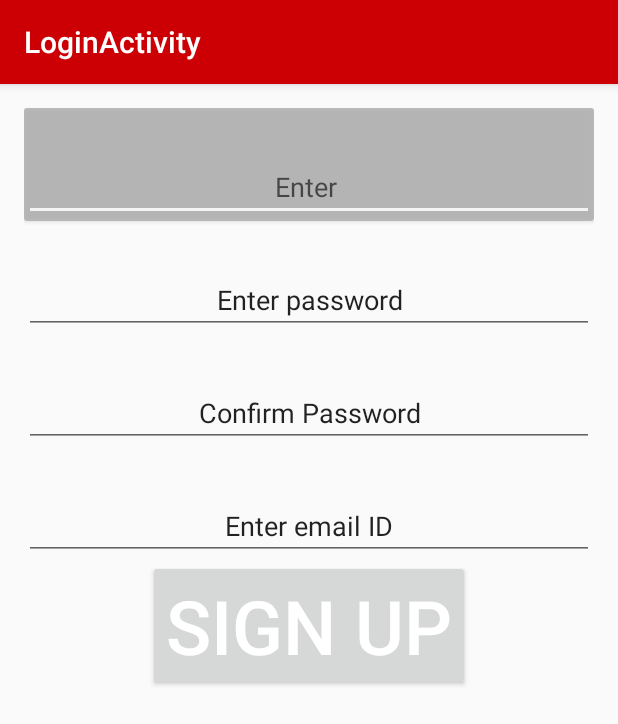
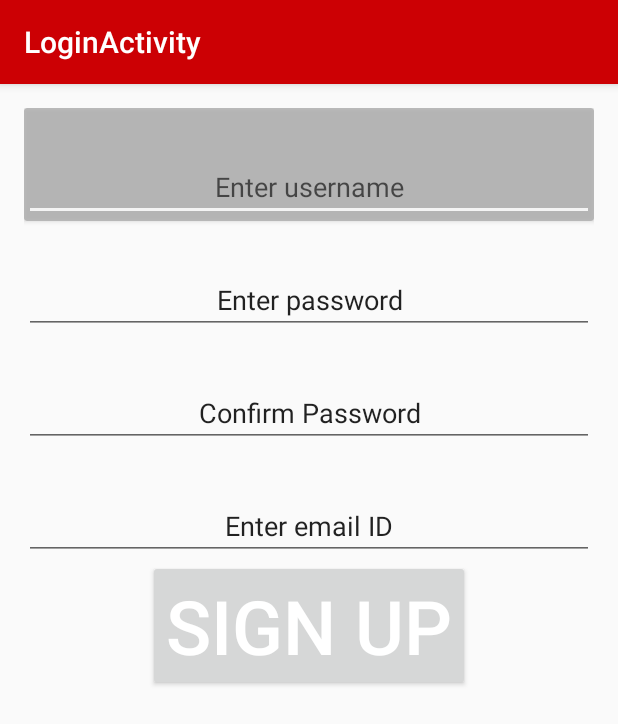
Before and after one commit to dheerajr17/MedTime2, an Android app: the SignUpActivity screen opened directly, with no data from a screen before it, on a phone screen of 412 x 824 dp. Shown: the top 724 px of the screen. Run offline under Robolectric (Android 15) with nearby library versions, the phone set to English and light mode, and no system bars; libraries missing offline, so code that uses them is left out: info.hoang8f.widget; plain views replace FButton; 4 statements that could not run were skipped.

Commit message:
card view syntax2

```diff
--- a/app/src/main/res/layout/content_signup.xml
+++ b/app/src/main/res/layout/content_signup.xml
@@ -33,7 +33,7 @@
             android:paddingTop="40dp"
             android:layout_width="match_parent"
             android:layout_height="wrap_content"
-            android:text="Enter "
+            android:text="Enter username"
             android:gravity="center"
             android:id="@+id/user"
             android:layout_gravity="center"
```
